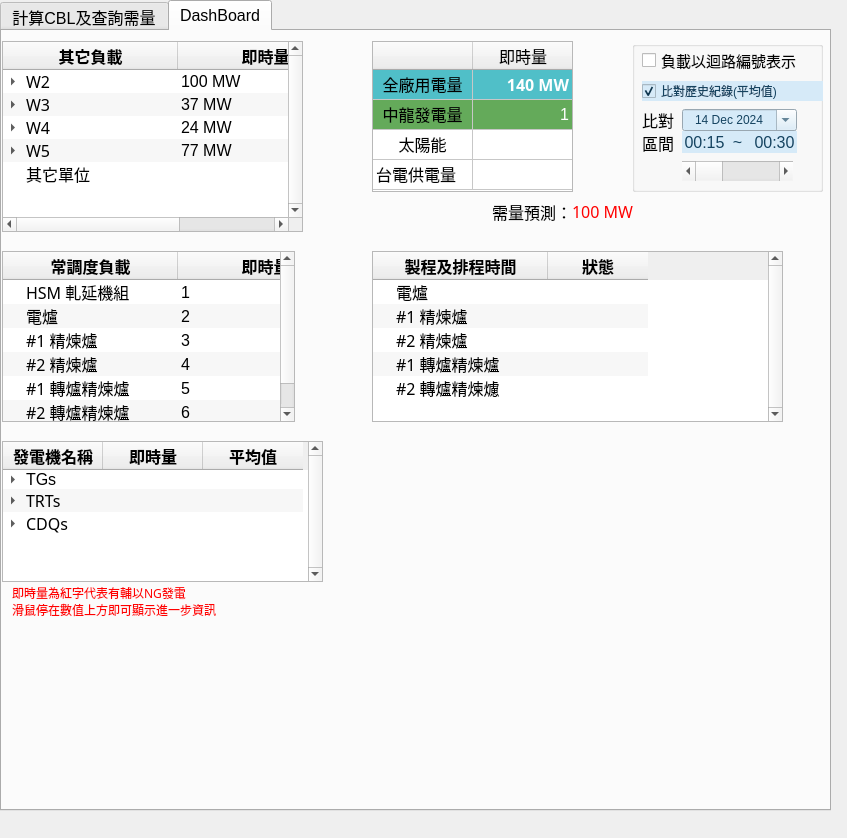
JoesphChou/InterfaceForDispatch, file ui.ui: the form before one commit.
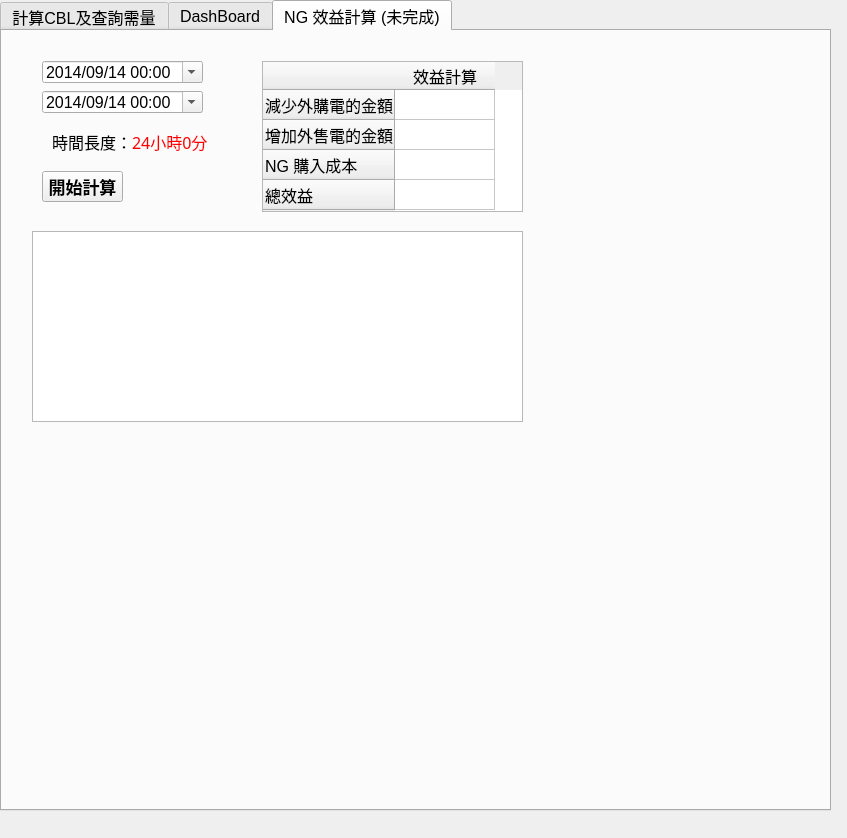
The form after the commit.

The edit to the form file:
```diff
--- a/ui.ui
+++ b/ui.ui
@@ -42,7 +42,7 @@
     </font>
    </property>
    <property name="currentIndex">
-    <number>1</number>
+    <number>2</number>
    </property>
    <widget class="QWidget" name="tab_1">
     <property name="enabled">
@@ -3193,6 +3193,192 @@
      </item>
     </widget>
    </widget>
+   <widget class="QWidget" name="tab_3">
+    <attribute name="title">
+     <string>NG 效益計算 (未完成)</string>
+    </attribute>
+    <widget class="QDateTimeEdit" name="dateTimeEdit">
+     <property name="geometry">
+      <rect>
+       <x>40</x>
+       <y>30</y>
+       <width>161</width>
+       <height>22</height>
+      </rect>
+     </property>
+     <property name="maximumDateTime">
+      <datetime>
+       <hour>23</hour>
+       <minute>59</minute>
+       <second>59</second>
+       <year>2030</year>
+       <month>12</month>
+       <day>31</day>
+      </datetime>
+     </property>
+     <property name="minimumDateTime">
+      <datetime>
+       <hour>0</hour>
+       <minute>0</minute>
+       <second>0</second>
+       <year>2014</year>
+       <month>9</month>
+       <day>14</day>
+      </datetime>
+     </property>
+     <property name="displayFormat">
+      <string>yyyy/MM/dd hh:mm</string>
+     </property>
+     <property name="calendarPopup">
+      <bool>true</bool>
+     </property>
+     <property name="currentSectionIndex">
+      <number>0</number>
+     </property>
+    </widget>
+    <widget class="QDateTimeEdit" name="dateTimeEdit_2">
+     <property name="geometry">
+      <rect>
+       <x>40</x>
+       <y>60</y>
+       <width>161</width>
+       <height>22</height>
+      </rect>
+     </property>
+     <property name="maximumDateTime">
+      <datetime>
+       <hour>23</hour>
+       <minute>59</minute>
+       <second>59</second>
+       <year>2030</year>
+       <month>12</month>
+       <day>31</day>
+      </datetime>
+     </property>
+     <property name="minimumDateTime">
+      <datetime>
+       <hour>0</hour>
+       <minute>0</minute>
+       <second>0</second>
+       <year>2014</year>
+       <month>9</month>
+       <day>14</day>
+      </datetime>
+     </property>
+     <property name="displayFormat">
+      <string>yyyy/MM/dd hh:mm</string>
+     </property>
+     <property name="calendarPopup">
+      <bool>true</bool>
+     </property>
+    </widget>
+    <widget class="QLabel" name="label_25">
+     <property name="geometry">
+      <rect>
+       <x>50</x>
+       <y>100</y>
+       <width>81</width>
+       <height>21</height>
+      </rect>
+     </property>
+     <property name="font">
+      <font>
+       <family>微軟正黑體</family>
+       <pointsize>12</pointsize>
+      </font>
+     </property>
+     <property name="text">
+      <string>時間長度：</string>
+     </property>
+    </widget>
+    <widget class="QLabel" name="label_26">
+     <property name="geometry">
+      <rect>
+       <x>130</x>
+       <y>100</y>
+       <width>91</width>
+       <height>21</height>
+      </rect>
+     </property>
+     <property name="font">
+      <font>
+       <family>微軟正黑體</family>
+       <pointsize>12</pointsize>
+      </font>
+     </property>
+     <property name="styleSheet">
+      <string notr="true">color: rgb(255, 0, 0);</string>
+     </property>
+     <property name="text">
+      <string>24小時0分</string>
+     </property>
+    </widget>
+    <widget class="QTableWidget" name="tableWidget_4">
+     <property name="geometry">
+      <rect>
+       <x>260</x>
+       <y>30</y>
+       <width>261</width>
+       <height>151</height>
+      </rect>
+     </property>
+     <row>
+      <property name="text">
+       <string>減少外購電的金額</string>
+      </property>
+     </row>
+     <row>
+      <property name="text">
+       <string>增加外售電的金額</string>
+      </property>
+     </row>
+     <row>
+      <property name="text">
+       <string>NG 購入成本</string>
+      </property>
+     </row>
+     <row>
+      <property name="text">
+       <string>總效益</string>
+      </property>
+     </row>
+     <column>
+      <property name="text">
+       <string>效益計算</string>
+      </property>
+     </column>
+    </widget>
+    <widget class="QTableWidget" name="tableWidget_5">
+     <property name="geometry">
+      <rect>
+       <x>30</x>
+       <y>200</y>
+       <width>491</width>
+       <height>191</height>
+      </rect>
+     </property>
+    </widget>
+    <widget class="QPushButton" name="pushButton_5">
+     <property name="geometry">
+      <rect>
+       <x>40</x>
+       <y>140</y>
+       <width>81</width>
+       <height>31</height>
+      </rect>
+     </property>
+     <property name="font">
+      <font>
+       <family>微軟正黑體</family>
+       <pointsize>13</pointsize>
+       <bold>true</bold>
+      </font>
+     </property>
+     <property name="text">
+      <string>開始計算</string>
+     </property>
+    </widget>
+   </widget>
   </widget>
  </widget>
  <resources/>
```
Left out of the diff: 6 changed lines with no effect on the pictures.
